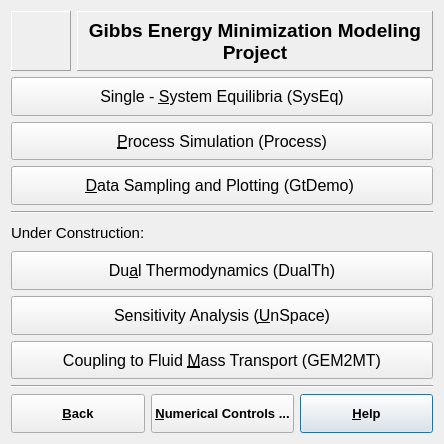
This is gems3/vizor4/dlg4/EQDialog4.ui in gemshub/GEMSGUI as Qt 5 draws it before an edit. The edited form follows.
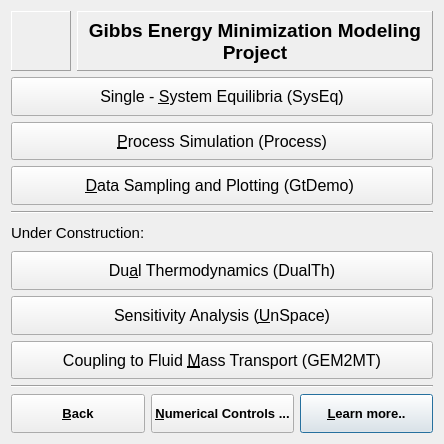
This is the edited form. Icons and pictures are not drawn.

Commit message: Work with GEMS3HelpInventory.html (SD)

Patch:
```diff
--- a/gems3/vizor4/dlg4/EQDialog4.ui
+++ b/gems3/vizor4/dlg4/EQDialog4.ui
@@ -382,7 +382,7 @@
         <string>Learn about GEM chemical thermodynamic modelling technique</string>
        </property>
        <property name="text">
-        <string>&amp;Help</string>
+        <string>&amp;Learn more..</string>
        </property>
        <property name="shortcut">
         <string>Alt+H</string>
```
The commit also changes 12 other files.
